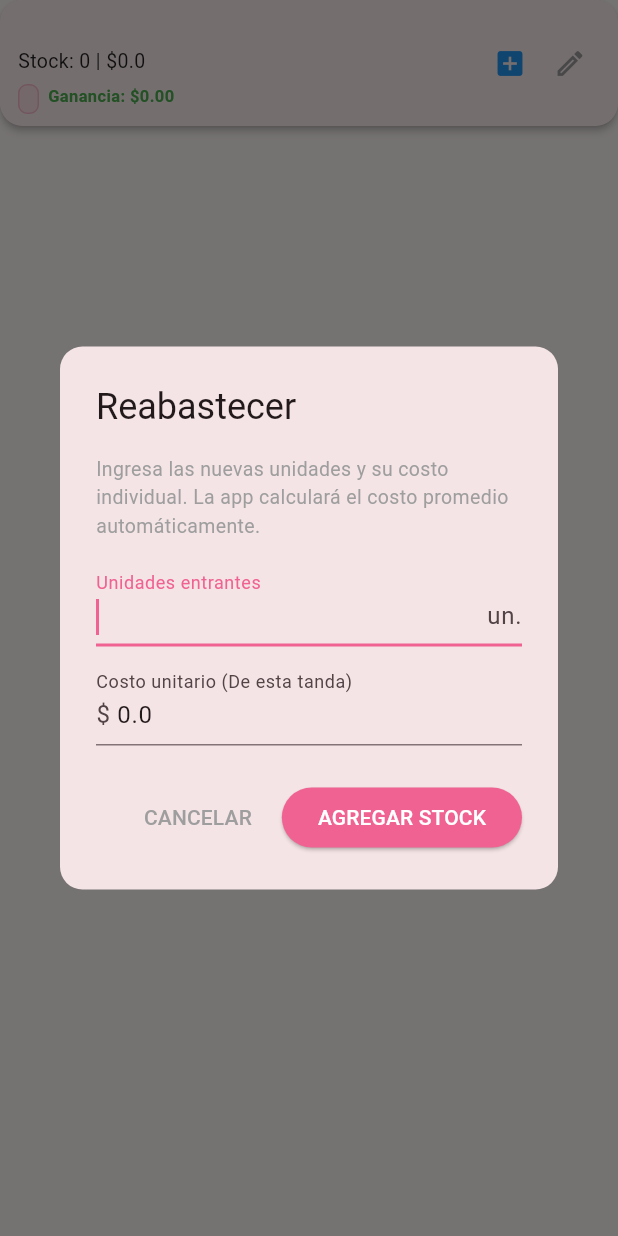
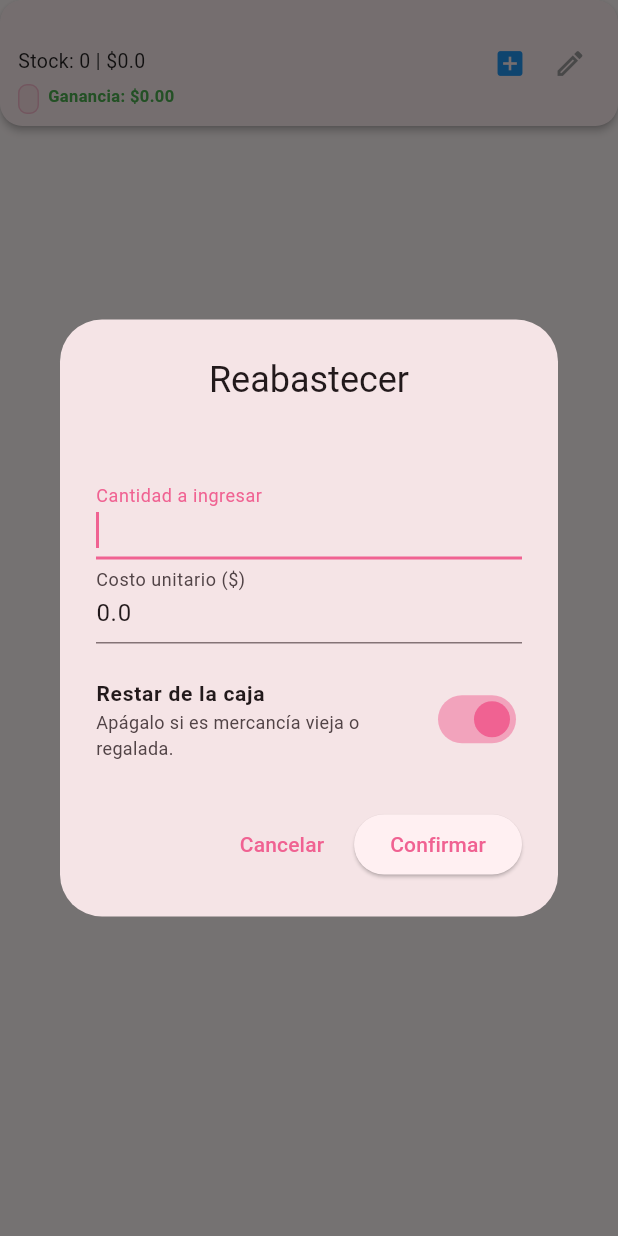
Before and after one commit to sunadyp/wavestore_app, a Flutter app: the ItemProducto widget shown alone on an empty page, opened directly with empty values, after a tap on the "add box" icon, on a phone screen of 412 x 824 dp. Run offline on Flutter 3.47's test engine with Material 3 defaults, Android fonts, the phone set to English and light mode, and no system bars; our stand-ins replace fl_chart, pdf, printing, shared_preferences; accounts and stored records are empty.

Commit message:
feat: control de saldo en caja para gestión de inventario - Se actualizó InventarioProvider para registrar automáticamente un Movimiento (gasto) al agregar o reabastecer productos. - Se agregó un switch -Restar costo de la caja- (activo por defecto) en FormularioProducto para inventario inicial o mercancía externa. - Se integró un diálogo personalizado en ItemProducto para incluir la opción de afectar saldo al reabastecer stock.

```diff
--- a/lib/ui/widgets/item_producto.dart
+++ b/lib/ui/widgets/item_producto.dart
@@ -29,7 +29,7 @@ class ItemProducto extends StatelessWidget {
         shape: RoundedRectangleBorder(borderRadius: BorderRadius.circular(15)),
         child: Padding(
           padding: const EdgeInsets.symmetric(horizontal: 12, vertical: 8),
-          child: Row( // Usamos Row manual en lugar de ListTile para control total
+          child: Row(
             children: [
               Expanded(
                 child: Column(
@@ -39,8 +39,8 @@ class ItemProducto extends StatelessWidget {
                     Text(
                       producto.nombre,
                       style: const TextStyle(fontWeight: FontWeight.bold, fontSize: 15),
-                      maxLines: 1, // Evita que nombres largos creen nuevas líneas
-                      overflow: TextOverflow.ellipsis, // Agrega "..." si el nombre es muy largo
+                      maxLines: 1,
+                      overflow: TextOverflow.ellipsis,
                     ),
                     const SizedBox(height: 2),
                     Text(
@@ -48,7 +48,6 @@ class ItemProducto extends StatelessWidget {
                       style: const TextStyle(fontSize: 13, color: Colors.black87),
                     ),
                     const SizedBox(height: 6),
-                    // Usamos Wrap para que las etiquetas no causen overflow horizontal
                     Wrap(
                       spacing: 6,
                       runSpacing: 4,
@@ -82,13 +81,11 @@ class ItemProducto extends StatelessWidget {
                   ],
                 ),
               ),
-
-              // 2. LOS BOTONES EN UN ROW CON TAMAÑO MÍNIMO
               Row(
                 mainAxisSize: MainAxisSize.min,
                 children: [
                   IconButton(
-                    visualDensity: VisualDensity.compact, // Reduce el padding interno
+                    visualDensity: VisualDensity.compact,
                     icon: const Icon(Icons.add_box, color: Colors.blue, size: 22),
                     onPressed: () => _reabastecer(context, inventario),
                   ),
@@ -112,8 +109,6 @@ class ItemProducto extends StatelessWidget {
     );
   }
 
-  // --- MÉTODOS DE APOYO (SIN CAMBIOS) ---
-
   void _ejecutarVenta(BuildContext context, InventarioProvider provider) async {
     final resultado = await UIUtils.mostrarDialogoVenta(context, producto);
     if (resultado != null) {
@@ -128,13 +123,71 @@ class ItemProducto extends StatelessWidget {
     }
   }
 
+  // NUEVO: Diálogo de reabastecimiento integrado aquí para tener control del Switch
   void _reabastecer(BuildContext context, InventarioProvider provider) async {
-    final resultado = await UIUtils.mostrarDialogoReabastecer(context, producto);
+    final qtyCtrl = TextEditingController();
+    final costoCtrl = TextEditingController(text: producto.costo.toString());
+    bool afectaCaja = true;
+
+    final resultado = await showDialog<Map<String, dynamic>>(
+      context: context,
+      builder: (ctx) {
+        return StatefulBuilder(
+          builder: (context, setState) {
+            return AlertDialog(
+              title: Text('Reabastecer\n${producto.nombre}', textAlign: TextAlign.center),
+              content: Column(
+                mainAxisSize: MainAxisSize.min,
+                children: [
+                  TextField(
+                    controller: qtyCtrl,
+                    keyboardType: TextInputType.number,
+                    decoration: const InputDecoration(labelText: 'Cantidad a ingresar'),
+                    autofocus: true,
+                  ),
+                  TextField(
+                    controller: costoCtrl,
+                    keyboardType: TextInputType.number,
+                    decoration: const InputDecoration(labelText: 'Costo unitario (\$)'),
+                  ),
+                  const SizedBox(height: 15),
+                  SwitchListTile(
+                    contentPadding: EdgeInsets.zero,
+                    title: const Text('Restar de la caja', style: TextStyle(fontSize: 14, fontWeight: FontWeight.bold)),
+                    subtitle: const Text('Apágalo si es mercancía vieja o regalada.', style: TextStyle(fontSize: 12)),
+                    value: afectaCaja,
+                    activeColor: Theme.of(context).colorScheme.primary,
+                    onChanged: (val) => setState(() => afectaCaja = val),
+                  ),
+                ],
+              ),
+              actions: [
+                TextButton(onPressed: () => Navigator.pop(ctx), child: const Text('Cancelar')),
+                ElevatedButton(
+                  onPressed: () {
+                    final q = int.tryParse(qtyCtrl.text) ?? 0;
+                    final c = double.tryParse(costoCtrl.text) ?? 0.0;
+                    if (q > 0) {
+                      Navigator.pop(ctx, {'cantidad': q, 'costo': c, 'afectaCaja': afectaCaja});
+                    }
+                  },
+                  child: const Text('Confirmar'),
+                ),
+              ],
+            );
+          }
+        );
+      }
+    );
+
     if (resultado != null) {
       final int qty = resultado['cantidad'];
       final double costo = resultado['costo'];
-      provider.reabastecerProducto(producto.id, qty, costo);
-      _notificar(context, 'Stock sumado y costo promediado con éxito');
+      final bool afecta = resultado['afectaCaja'];
+
+      // NUEVO: Pasamos el parámetro afectaCaja
+      provider.reabastecerProducto(producto.id, qty, costo, afectaCaja: afecta);
+      _notificar(context, 'Stock actualizado exitosamente');
     }
   }
 
@@ -153,11 +206,6 @@ class ItemProducto extends StatelessWidget {
     ScaffoldMessenger.of(context).showSnackBar(SnackBar(content: Text(msg)));
   }
 
-  Widget _buildAvatar(BuildContext context) => CircleAvatar(
-    backgroundColor: Theme.of(context).colorScheme.secondary,
-    child: const Icon(Icons.inventory_2, color: Colors.white, size: 20),
-  );
-
   Widget _buildDeleteBackground() => Container(
     alignment: Alignment.centerRight,
     padding: const EdgeInsets.only(right: 20),
```
Also changed, not shown: lib/providers/inventario_provider.dart (+10 -6 lines), lib/ui/widgets/formulario_producto.dart (+19 -5 lines).
